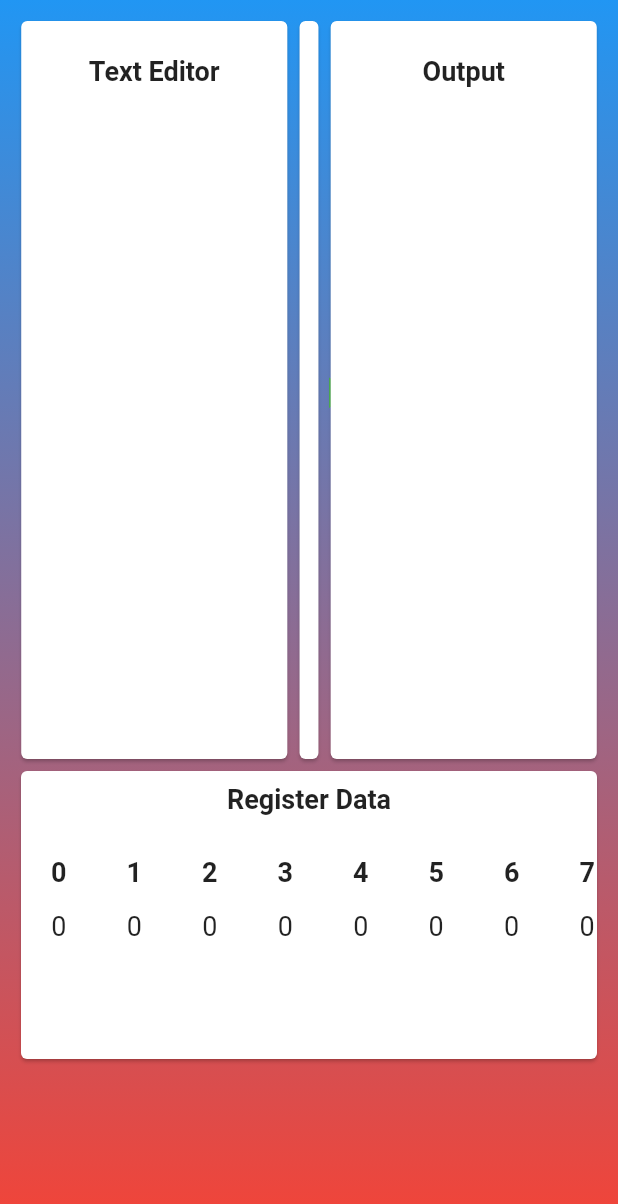
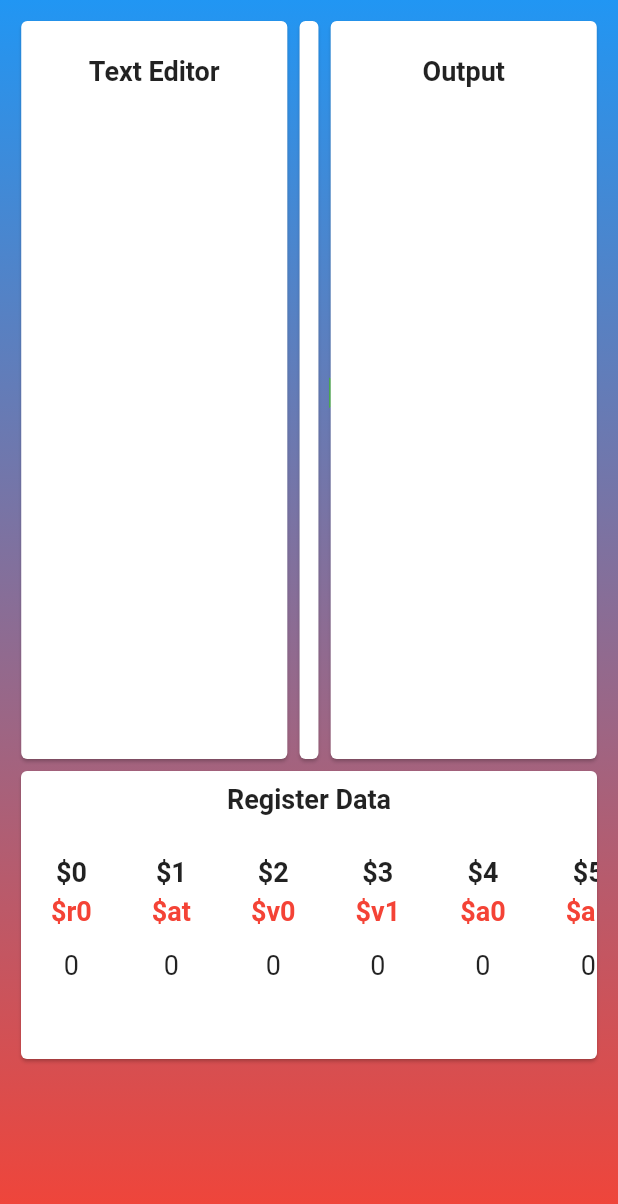
Before and after one commit to Junaidhassan99/mips_simulator, a Flutter app: the screen it shows after launch, after a tap on the "play arrow" icon, on a phone screen of 412 x 824 dp. Shown: the top 1204 px of the screen. Run offline on Flutter 3.47's test engine with Material 2 defaults, Android fonts, the phone set to English and light mode, and no system bars.

Commit message:
UI made better and optimized

```diff
--- a/lib/screens/home_screen.dart
+++ b/lib/screens/home_screen.dart
@@ -13,6 +13,7 @@ class HomeScreen extends StatefulWidget {
 class _HomeScreenState extends State<HomeScreen> {
   //Create an integer list of length 31 will be used as registers
   List<int> x = List.filled(31, 0);
+  int _lineNumberUnderExecutuion = 0;
 
   List<Instruction> instructionList = [];
   List<Branch> branchList = [];
@@ -26,7 +27,7 @@ class _HomeScreenState extends State<HomeScreen> {
       padding: const EdgeInsets.symmetric(vertical: 8),
       child: Text(
         title,
-        style: TextStyle(fontSize: 18, fontWeight: FontWeight.bold),
+        style: const TextStyle(fontSize: 18, fontWeight: FontWeight.bold),
       ),
     );
   }
@@ -50,6 +51,8 @@ class _HomeScreenState extends State<HomeScreen> {
   }
 
   void _runSimulation() {
+    _lineNumberUnderExecutuion = 0;
+
     String currentHexAddress = '00400000';
 
     instructionList = [];
@@ -58,6 +61,8 @@ class _HomeScreenState extends State<HomeScreen> {
 
     setState(() {
       _textEditorController.text.split('\n').forEach((line) {
+        _lineNumberUnderExecutuion++;
+
         line = line.trim();
 
         if (line.contains(':')) {
@@ -97,20 +102,44 @@ class _HomeScreenState extends State<HomeScreen> {
     });
   }
 
+  Future<void> _showErrorDialog() async {
+    return showDialog<void>(
+      context: context,
+      barrierDismissible: false, // user must tap button!
+      builder: (BuildContext context) {
+        return AlertDialog(
+          title: const Text('Error Occured!'),
+          content: SingleChildScrollView(
+            child: ListBody(
+              children: <Widget>[
+                const Text('A syntaxt error has occured in the code'),
+                Text('At line number: $_lineNumberUnderExecutuion'),
+                const Text('Make sure to check spacing and syntaxt'),
+              ],
+            ),
+          ),
+          actions: <Widget>[
+            TextButton(
+              child: const Text('Cancel'),
+              onPressed: () {
+                Navigator.of(context).pop();
+              },
+            ),
+          ],
+        );
+      },
+    );
+  }
+
   @override
   Widget build(BuildContext context) {
     //testing
 
-    // String testText =
-    //     "addi \$t1, \$s3, 16\nLoop:\nbne \$t0, \$s5, Exit\nExit:\nbgtz \$t9, Exit\nj Loop";
-    //String testText = "addi \$t1, \$s3, 16";
-
-    //
     return Scaffold(
       body: Container(
         width: double.infinity,
         height: double.infinity,
-        decoration: BoxDecoration(
+        decoration: const BoxDecoration(
           gradient: LinearGradient(
             begin: Alignment.topCenter,
             end: Alignment.bottomCenter,
@@ -122,7 +151,7 @@ class _HomeScreenState extends State<HomeScreen> {
         ),
         child: SingleChildScrollView(
           child: Padding(
-            padding: EdgeInsets.all(10),
+            padding: const EdgeInsets.all(10),
             child: Column(
               children: [
                 Row(
@@ -150,8 +179,14 @@ class _HomeScreenState extends State<HomeScreen> {
                           crossAxisAlignment: CrossAxisAlignment.center,
                           children: [
                             IconButton(
-                              onPressed: _runSimulation,
-                              icon: Icon(
+                              onPressed: () async {
+                                try {
+                                  _runSimulation();
+                                } catch (error) {
+                                  await _showErrorDialog();
+                                }
+                              },
+                              icon: const Icon(
                                 Icons.play_arrow,
                                 color: Colors.green,
                                 size: 35,
@@ -195,13 +230,24 @@ class _HomeScreenState extends State<HomeScreen> {
                                   child: Column(
                                     children: [
                                       Text(
-                                        '$index',
+                                        '\$$index',
                                         style: TextStyle(
                                           fontSize: 18,
                                           fontWeight: FontWeight.bold,
                                         ),
                                       ),
-                                      SizedBox(
+                                      const SizedBox(
+                                        height: 5,
+                                      ),
+                                      Text(
+                                        '\$${TranslationUtilities.getRegisterName(index)}',
+                                        style: TextStyle(
+                                          fontSize: 18,
+                                          fontWeight: FontWeight.bold,
+                                          color: Colors.red,
+                                        ),
+                                      ),
+                                      const SizedBox(
                                         height: 15,
                                       ),
                                       Text(
--- a/lib/utilities/translation_utilties.dart
+++ b/lib/utilities/translation_utilties.dart
@@ -133,6 +133,7 @@ class TranslationUtilities {
   }
 
   static String incrementHexAddress(String previousHexCode) {
+    //print(previousHexCode);
     //convert hex to int
     int dec = int.parse(previousHexCode, radix: 16);
     //increment by 4
```
Also changed, not shown: lib/widgets/disp_instruction.dart (+4 -4 lines).
